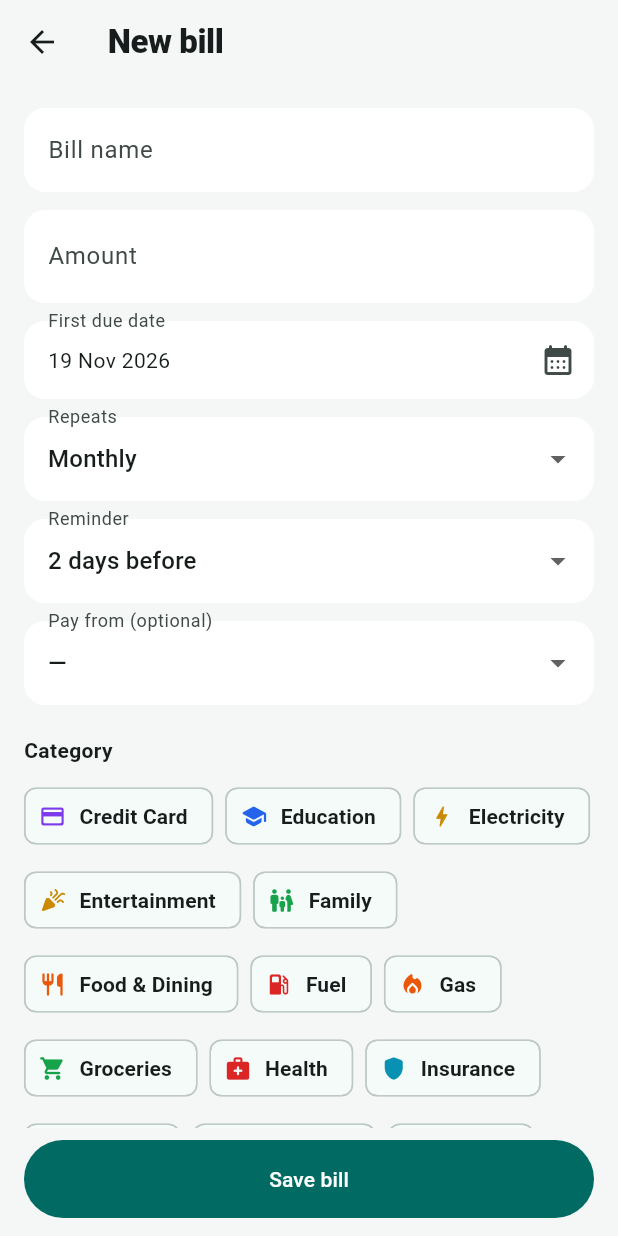
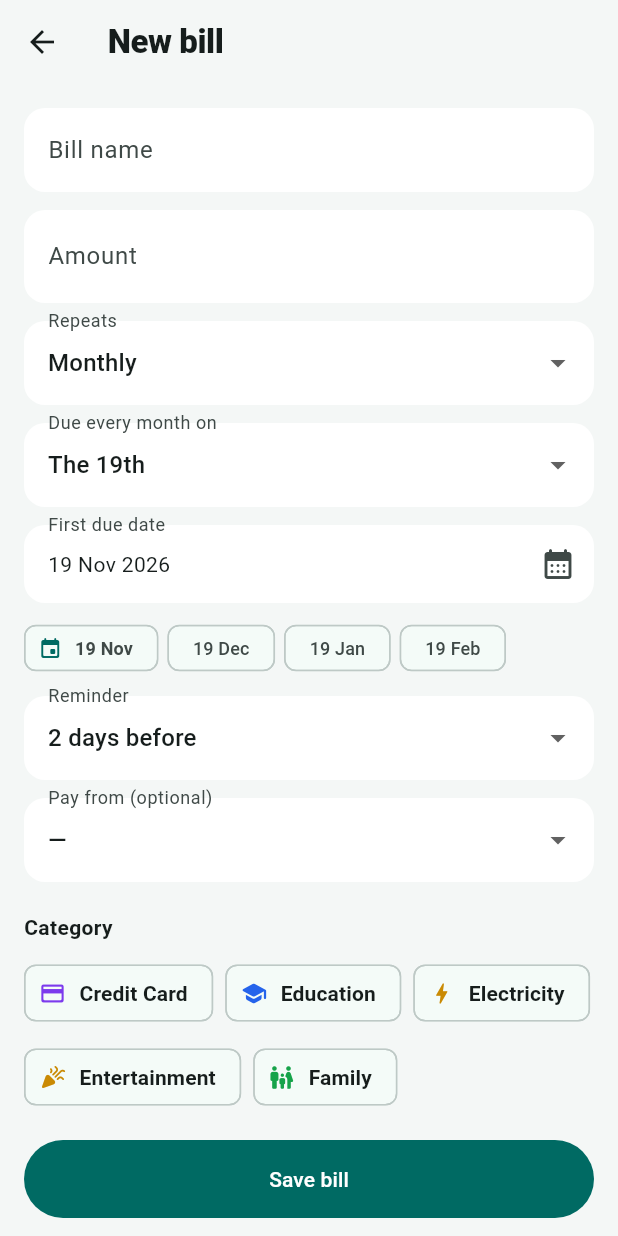
Before and after one commit to aamirzia-code/bills-o9-time, a Flutter app: the BillForm screen opened directly, on a phone screen of 412 x 824 dp. Run offline on Flutter 3.47's test engine with Material 3 defaults, Android fonts, the phone set to English and light mode, and no system bars; our stand-ins replace fl_chart, flutter_local_notifications, pdf, share_plus, sqflite, sqflite_common_ffi_web and 1 more; accounts and stored records are empty.

Commit message:
Monthly bills on a fixed day of the month (1st-31st or last day)
- New "Due every month on" picker for monthly/quarterly/yearly bills
- Due day is kept every cycle: the 31st clamps to short months, then returns
- First due date still editable; preview of the next 4 due dates
- DB v2 migration backfills due day for existing bills
- Unit tests for schedule maths

Co-Authored-By: Claude Opus 5.5 <noreply@anthropic.com>
Claude-Session: https://claude.ai/code/session_017QnFWJdopTy4iiCsQLMVnK

```diff
--- a/lib/app_state.dart
+++ b/lib/app_state.dart
@@ -195,7 +195,7 @@ class AppState extends ChangeNotifier {
   Future<void> _advanceBill(Bill b) async {
     final updated = b.repeat == Repeat.none
         ? b.copyWith(active: false)
-        : b.copyWith(dueDate: nextDue(b.dueDate, b.repeat));
+        : b.copyWith(dueDate: b.followingDue);
     await _db.update('bills', updated.toMap());
     await load();
     await Notifier.instance.scheduleBill(updated);
--- a/lib/db.dart
+++ b/lib/db.dart
@@ -21,7 +21,7 @@ class AppDb {
     return factory.openDatabase(
       path,
       options: OpenDatabaseOptions(
-      version: 1,
+      version: 2,
       onConfigure: (db) => db.execute('PRAGMA foreign_keys = ON'),
       onCreate: (db, v) async {
         await db.execute('''
@@ -40,6 +40,7 @@ class AppDb {
             name TEXT NOT NULL, amount REAL NOT NULL,
             category_id INTEGER, account_id INTEGER,
             due_date INTEGER NOT NULL, repeat INTEGER NOT NULL,
+            due_day INTEGER NOT NULL DEFAULT 0,
             remind_days INTEGER NOT NULL DEFAULT 2,
             notes TEXT, active INTEGER NOT NULL DEFAULT 1)''');
         await db.execute('''
@@ -66,6 +67,21 @@ class AppDb {
         await db.execute('''
           CREATE TABLE settings(key TEXT PRIMARY KEY, value TEXT)''');
         await _seed(db);
+      },
+      onUpgrade: (db, oldV, newV) async {
+        if (oldV < 2) {
+          // v2: bills remember the day of the month they're due on.
+          await db.execute(
+              'ALTER TABLE bills ADD COLUMN due_day INTEGER NOT NULL DEFAULT 0');
+          final rows = await db.query('bills', columns: ['id', 'due_date', 'repeat']);
+          for (final r in rows) {
+            final rep = Repeat.values[r['repeat'] as int];
+            if (!repeatsByMonth(rep)) continue;
+            final d = DateTime.fromMillisecondsSinceEpoch(r['due_date'] as int);
+            await db.update('bills', {'due_day': d.day},
+                where: 'id = ?', whereArgs: [r['id']]);
+          }
+        }
       },
       ),
     );
--- a/lib/export.dart
+++ b/lib/export.dart
@@ -156,7 +156,7 @@ class Exporter {
                 [
                   b.name,
                   Fmt.date(b.dueDate),
-                  repeatLabel(b.repeat),
+                  b.schedule,
                   Fmt.money(b.amount),
                 ],
             ],
--- a/lib/models.dart
+++ b/lib/models.dart
@@ -23,15 +23,59 @@ String repeatLabel(Repeat r) {
   }
 }
 
-DateTime _addMonths(DateTime d, int months) {
-  final y = d.year + ((d.month - 1 + months) ~/ 12);
-  final m = (d.month - 1 + months) % 12 + 1;
-  final lastDay = DateTime(y, m + 1, 0).day;
-  final day = d.day > lastDay ? lastDay : d.day;
-  return DateTime(y, m, day, d.hour, d.minute);
+/// Special [Bill.dueDay] value meaning "last day of the month".
+const int kLastDay = 32;
+
+bool repeatsByMonth(Repeat r) =>
+    r == Repeat.monthly || r == Repeat.quarterly || r == Repeat.yearly;
+
+String ordinal(int n) {
+  if (n >= 11 && n <= 13) return '${n}th';
+  switch (n % 10) {
+    case 1:
+      return '${n}st';
+    case 2:
+      return '${n}nd';
+    case 3:
+      return '${n}rd';
+    default:
+      return '${n}th';
+  }
 }
 
-DateTime nextDue(DateTime d, Repeat r) {
+String dueDayLabel(int dueDay) =>
+    dueDay == kLastDay ? 'last day' : ordinal(dueDay);
+
+/// The date in [year]/[month] for a due day (1-31 or [kLastDay]),
+/// clamped to short months (e.g. the 31st becomes 30 Apr / 28 Feb).
+DateTime dateForDueDay(int year, int month, int dueDay) {
+  final lastDay = DateTime(year, month + 1, 0).day;
+  final day = dueDay >= lastDay ? lastDay : dueDay;
+  return DateTime(year, month, day, 9);
+}
+
+/// Next date (today or later) that falls on [dueDay] of a month.
+DateTime nextOccurrenceOfDay(int dueDay, [DateTime? from]) {
+  final now = from ?? DateTime.now();
+  final today = DateTime(now.year, now.month, now.day);
+  final thisMonth = dateForDueDay(now.year, now.month, dueDay);
+  if (!DateTime(thisMonth.year, thisMonth.month, thisMonth.day)
+      .isBefore(today)) {
+    return thisMonth;
+  }
+  return dateForDueDay(now.year, now.month + 1, dueDay);
+}
+
+DateTime _addMonths(DateTime d, int months, int dueDay) {
+  final target = DateTime(d.year, d.month + months);
+  return dateForDueDay(
+      target.year, target.month, dueDay > 0 ? dueDay : d.day);
+}
+
+/// Next due date after [d]. For monthly/quarterly/yearly bills the [dueDay]
+/// is kept every cycle, so a bill due on the 31st returns to the 31st after
+/// a short month instead of drifting to the 28th.
+DateTime nextDue(DateTime d, Repeat r, {int dueDay = 0}) {
   switch (r) {
     case Repeat.none:
       return d;
@@ -40,12 +84,18 @@ DateTime nextDue(DateTime d, Repeat r) {
     case Repeat.biweekly:
       return d.add(const Duration(days: 14));
     case Repeat.monthly:
-      return _addMonths(d, 1);
+      return _addMonths(d, 1, dueDay);
     case Repeat.quarterly:
-      return _addMonths(d, 3);
+      return _addMonths(d, 3, dueDay);
     case Repeat.yearly:
-      return _addMonths(d, 12);
+      return _addMonths(d, 12, dueDay);
   }
+}
+
+/// e.g. "Monthly on the 10th", "Quarterly on the last day".
+String scheduleLabel(Repeat r, int dueDay) {
+  if (!repeatsByMonth(r) || dueDay == 0) return repeatLabel(r);
+  return '${repeatLabel(r)} on the ${dueDayLabel(dueDay)}';
 }
 
 class TxCategory {
@@ -164,6 +214,7 @@ class Bill {
   final int? accountId;
   final DateTime dueDate;
   final Repeat repeat;
+  final int dueDay; // 1-31, kLastDay, or 0 = follow dueDate
   final int remindDaysBefore;
   final String notes;
   final bool active;
@@ -176,6 +227,7 @@ class Bill {
     this.accountId,
     required this.dueDate,
     this.repeat = Repeat.monthly,
+    this.dueDay = 0,
     this.remindDaysBefore = 2,
     this.notes = '',
     this.active = true,
@@ -189,6 +241,7 @@ class Bill {
         accountId: accountId,
         dueDate: dueDate ?? this.dueDate,
         repeat: repeat,
+        dueDay: dueDay,
         remindDaysBefore: remindDaysBefore,
         notes: notes,
         active: active ?? this.active,
@@ -202,6 +255,7 @@ class Bill {
         'account_id': accountId,
         'due_date': dueDate.millisecondsSinceEpoch,
         'repeat': repeat.index,
+        'due_day': dueDay,
         'remind_days': remindDaysBefore,
         'notes': notes,
         'active': active ? 1 : 0,
@@ -215,10 +269,15 @@ class Bill {
         accountId: m['account_id'] as int?,
         dueDate: DateTime.fromMillisecondsSinceEpoch(m['due_date'] as int),
         repeat: Repeat.values[m['repeat'] as int],
+        dueDay: (m['due_day'] as int?) ?? 0,
         remindDaysBefore: m['remind_days'] as int,
         notes: (m['notes'] as String?) ?? '',
         active: (m['active'] as int) == 1,
       );
+
+  String get schedule => scheduleLabel(repeat, dueDay);
+
+  DateTime get followingDue => nextDue(dueDate, repeat, dueDay: dueDay);
 
   int daysUntilDue(DateTime now) {
     final a = DateTime(now.year, now.month, now.day);
--- a/lib/screens/bill_form.dart
+++ b/lib/screens/bill_form.dart
@@ -22,6 +22,7 @@ class _BillFormState extends State<BillForm> {
   late final TextEditingController _notes;
   late DateTime _due;
   late Repeat _repeat;
+  late int _dueDay;
   late int _remind;
   int? _categoryId;
   int? _accountId;
@@ -40,6 +41,7 @@ class _BillFormState extends State<BillForm> {
     _notes = TextEditingController(text: b?.notes ?? '');
     _due = b?.dueDate ?? DateTime.now().add(const Duration(days: 7));
     _repeat = b?.repeat ?? Repeat.monthly;
+    _dueDay = (b != null && b.dueDay > 0) ? b.dueDay : _due.day;
     _remind = b?.remindDaysBefore ?? 2;
     _categoryId = b?.categoryId;
     _accountId = context.read<AppState>().account(b?.accountId)?.id;
@@ -64,6 +66,7 @@ class _BillFormState extends State<BillForm> {
       accountId: _accountId,
       dueDate: DateTime(_due.year, _due.month, _due.day, 9),
       repeat: _repeat,
+      dueDay: repeatsByMonth(_repeat) ? _dueDay : 0,
       remindDaysBefore: _remind,
       notes: _notes.text.trim(),
       active: true,
@@ -71,9 +74,39 @@ class _BillFormState extends State<BillForm> {
     if (mounted) Navigator.pop(context);
   }
 
+  void _setDueDay(int day) {
+    setState(() {
+      _dueDay = day;
+      _due = nextOccurrenceOfDay(day);
+    });
+  }
+
+  void _setDate(DateTime d) {
+    setState(() {
+      _due = d;
+      if (repeatsByMonth(_repeat)) {
+        final isLast = DateTime(d.year, d.month + 1, 0).day == d.day;
+        _dueDay = (isLast && _dueDay == kLastDay) ? kLastDay : d.day;
+      }
+    });
+  }
+
+  List<DateTime> _upcoming() {
+    final list = <DateTime>[_due];
+    if (_repeat == Repeat.none) return list;
+    var d = _due;
+    for (var i = 0; i < 3; i++) {
+      d = nextDue(d, _repeat, dueDay: repeatsByMonth(_repeat) ? _dueDay : 0);
+      list.add(d);
+    }
+    return list;
+  }
+
   @override
   Widget build(BuildContext context) {
     final s = context.watch<AppState>();
+    final byMonth = repeatsByMonth(_repeat);
+    final cs = Theme.of(context).colorScheme;
     final cats = s.categoriesOf(TxType.expense);
     return Scaffold(
       appBar: AppBar(
@@ -105,11 +138,6 @@ class _BillFormState extends State<BillForm> {
             const SizedBox(height: 12),
             MoneyField(controller: _amount),
             const SizedBox(height: 12),
-            DateField(
-                label: widget.bill == null ? 'First due date' : 'Next due date',
-                value: _due,
-                onChanged: (d) => setState(() => _due = d)),
-            const SizedBox(height: 12),
             DropdownButtonFormField<Repeat>(
               value: _repeat,
               decoration: const InputDecoration(labelText: 'Repeats'),
@@ -117,7 +145,66 @@ class _BillFormState extends State<BillForm> {
                 for (final r in Repeat.values)
                   DropdownMenuItem(value: r, child: Text(repeatLabel(r))),
               ],
-              onChanged: (v) => setState(() => _repeat = v ?? _repeat),
+              onChanged: (v) => setState(() {
+                _repeat = v ?? _repeat;
+                if (repeatsByMonth(_repeat) && _dueDay != kLastDay) {
+                  _dueDay = _due.day;
+                }
+              }),
+            ),
+            if (byMonth) ...[
+              const SizedBox(height: 12),
+              DropdownButtonFormField<int>(
+                value: _dueDay,
+                menuMaxHeight: 360,
+                decoration: InputDecoration(
+                  labelText: _repeat == Repeat.monthly
+                      ? 'Due every month on'
+                      : 'Due on day of the month',
+                ),
+                items: [
+                  for (var d = 1; d <= 31; d++)
+                    DropdownMenuItem(
+                        value: d, child: Text('The ${ordinal(d)}')),
+                  const DropdownMenuItem(
+                      value: kLastDay, child: Text('Last day of the month')),
+                ],
+                onChanged: (v) {
+                  if (v != null) _setDueDay(v);
+                },
+              ),
+              if (_dueDay >= 29 && _dueDay != kLastDay)
+                Padding(
+                  padding: const EdgeInsets.fromLTRB(4, 6, 4, 0),
+                  child: Text(
+                    'In shorter months it moves to the last day, then returns to the ${ordinal(_dueDay)}.',
+                    style: TextStyle(fontSize: 12, color: cs.onSurfaceVariant),
+                  ),
+                ),
+            ],
+            const SizedBox(height: 12),
+            DateField(
+                label: widget.bill == null ? 'First due date' : 'Next due date',
+                value: _due,
+                onChanged: _setDate),
+            const SizedBox(height: 10),
+            Wrap(
+              spacing: 6,
+              runSpacing: 6,
+              children: [
+                for (final (i, d) in _upcoming().indexed)
+                  Chip(
+                    visualDensity: VisualDensity.compact,
+                    avatar: i == 0
+                        ? Icon(Icons.event_rounded, size: 16, color: cs.primary)
+                        : null,
+                    label: Text(Fmt.shortDate(d),
+                        style: TextStyle(
+                            fontSize: 12,
+                            fontWeight:
+                                i == 0 ? FontWeight.w700 : FontWeight.w500)),
+                  ),
+              ],
             ),
             const SizedBox(height: 12),
             DropdownButtonFormField<int>(
--- a/lib/screens/bills_screen.dart
+++ b/lib/screens/bills_screen.dart
@@ -149,7 +149,7 @@ class BillTile extends StatelessWidget {
                   Text(
                     bill.active
                         ? '${dueLabel(days)} · ${Fmt.shortDate(bill.dueDate)}'
-                        : 'Paid · ${repeatLabel(bill.repeat)}',
+                        : 'Paid · ${bill.schedule}',
                     style: TextStyle(
                         color: bill.active
                             ? color
@@ -245,7 +245,7 @@ Future<void> showPaySheet(BuildContext context, Bill bill) async {
                         context,
                         bill.repeat == Repeat.none
                             ? '${bill.name} paid'
-                            : '${bill.name} paid · next due ${Fmt.shortDate(nextDue(bill.dueDate, bill.repeat))}');
+                            : '${bill.name} paid · next due ${Fmt.shortDate(bill.followingDue)}');
                   }
                 },
               ),
@@ -327,7 +327,7 @@ class BillDetail extends StatelessWidget {
                   runSpacing: 8,
                   alignment: WrapAlignment.center,
                   children: [
-                    Chip(label: Text(repeatLabel(b.repeat))),
+                    Chip(label: Text(b.schedule)),
                     Chip(label: Text(cat?.name ?? 'Uncategorized')),
                     Chip(
                         label: Text(b.remindDaysBefore == 0
```
Also changed, not shown: 2 other files.
